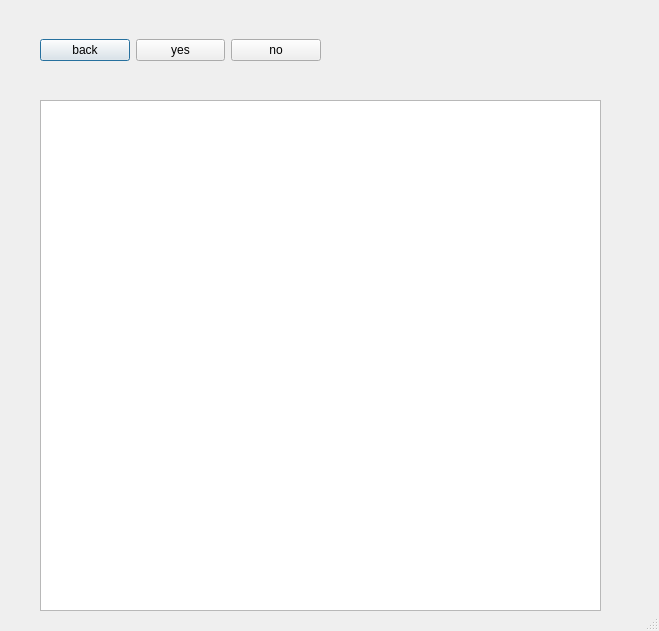
heinz-preisig/ProMo13, file packages/Common/ui_show_equation_list.ui: the form before one commit.
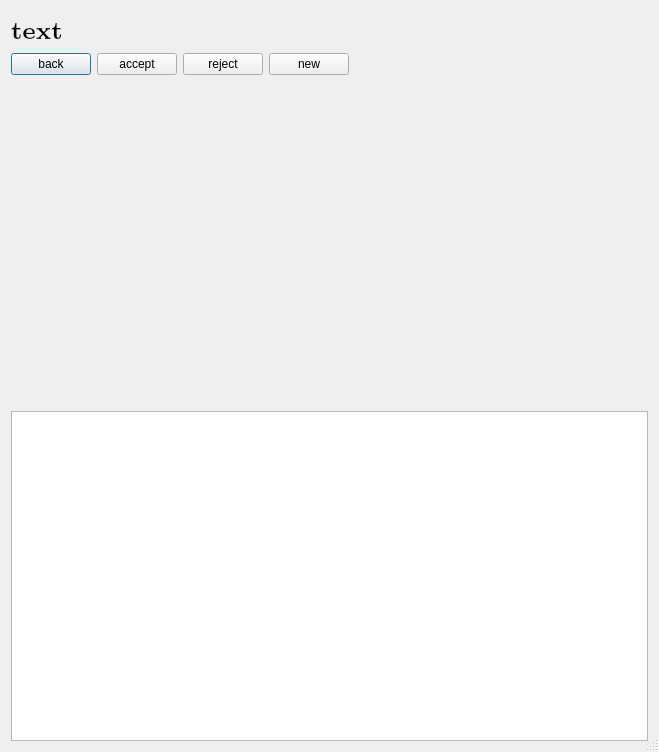
The form after the commit.

Commit message:
feature [equation editor]: equation pop-up
the one that was written is not flexible enough
new one has a table with latex equations
three buttons back, yes, no

added a button: new
and resize window

Patch:
```diff
--- a/packages/Common/ui_show_equation_list.ui
+++ b/packages/Common/ui_show_equation_list.ui
@@ -7,7 +7,7 @@
     <x>0</x>
     <y>0</y>
     <width>659</width>
-    <height>631</height>
+    <height>752</height>
    </rect>
   </property>
   <property name="windowTitle">
@@ -16,14 +16,11 @@
   <property name="sizeGripEnabled">
    <bool>true</bool>
   </property>
+  <layout class="QGridLayout" name="gridLayout">
+   <item row="3" column="0">
   <widget class="QTableWidget" name="tableWidget">
-   <property name="geometry">
-    <rect>
-     <x>40</x>
-     <y>100</y>
-     <width>561</width>
-     <height>511</height>
-    </rect>
+     <property name="focusPolicy">
+      <enum>Qt::ClickFocus</enum>
    </property>
    <property name="sizeAdjustPolicy">
     <enum>QAbstractScrollArea::AdjustToContents</enum>
@@ -56,15 +53,8 @@
     <bool>false</bool>
    </attribute>
   </widget>
-  <widget class="QWidget" name="horizontalLayoutWidget">
-   <property name="geometry">
-    <rect>
-     <x>40</x>
-     <y>10</y>
-     <width>281</width>
-     <height>80</height>
-    </rect>
-   </property>
+   </item>
+   <item row="1" column="0">
    <layout class="QHBoxLayout" name="buttonLayout">
     <item>
      <widget class="QPushButton" name="pushBack">
@@ -76,19 +66,71 @@
     <item>
      <widget class="QPushButton" name="pushYes">
       <property name="text">
-       <string>yes</string>
+        <string>accept</string>
       </property>
      </widget>
     </item>
     <item>
      <widget class="QPushButton" name="pushNo">
       <property name="text">
-       <string>no</string>
+        <string>reject</string>
       </property>
      </widget>
     </item>
-   </layout>
-  </widget>
+     <item>
+      <widget class="QPushButton" name="pushNew">
+       <property name="text">
+        <string>new</string>
+       </property>
+      </widget>
+     </item>
+     <item>
+      <spacer name="horizontalSpacer">
+       <property name="orientation">
+        <enum>Qt::Horizontal</enum>
+       </property>
+       <property name="sizeHint" stdset="0">
+        <size>
+         <width>40</width>
+         <height>20</height>
+        </size>
+       </property>
+      </spacer>
+     </item>
+    </layout>
+   </item>
+   <item row="0" column="0">
+    <widget class="QLabel" name="labelAction">
+     <property name="font">
+      <font>
+       <family>Latin Modern Roman</family>
+       <pointsize>18</pointsize>
+       <weight>75</weight>
+       <bold>true</bold>
+      </font>
+     </property>
+     <property name="text">
+      <string>text</string>
+     </property>
+     <property name="wordWrap">
+      <bool>true</bool>
+     </property>
+    </widget>
+   </item>
+   <item row="2" column="0">
+    <spacer name="verticalSpacer">
+     <property name="orientation">
+      <enum>Qt::Vertical</enum>
+     </property>
+     <property name="sizeHint" stdset="0">
+      <size>
+       <width>20</width>
+       <height>40</height>
+      </size>
+     </property>
+    </spacer>
+   </item>
+  </layout>
  </widget>
  <resources/>
  <connections/>
```
Left out of the diff: 10 changed lines with no effect on the pictures. Lines whose indentation alone changed are shown as unchanged. The commit also changes 7 other files.
